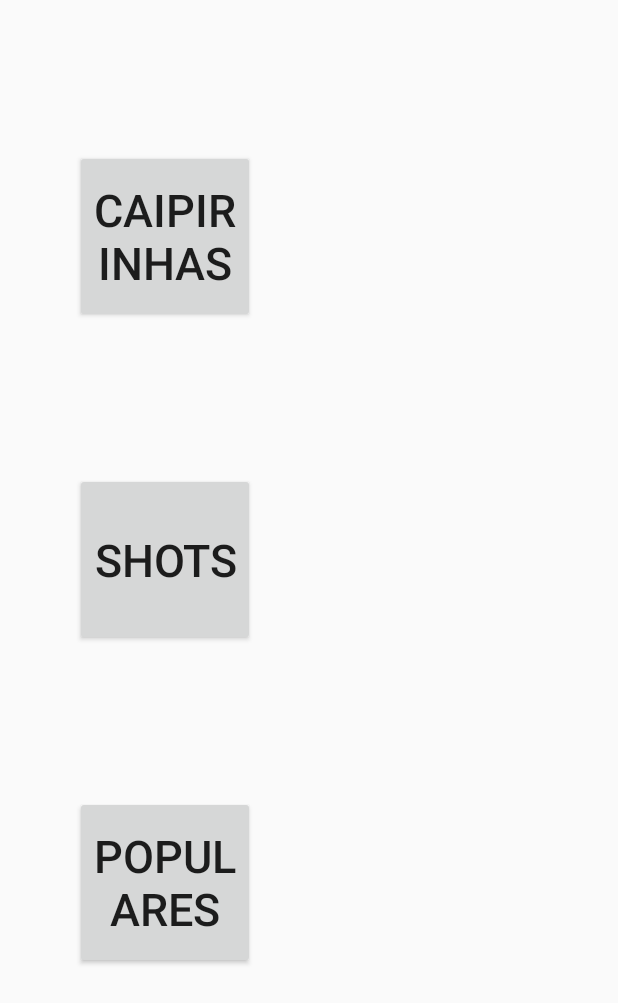
After one commit to tuioliveira/DrinkEz, an Android app built with Jetpack Compose: the layout activity_drinkk.xml on its own in the app's theme, with its tools: preview values and no code run, on a phone screen of 412 x 824 dp. The commit adds this screen. Shown: the top 1003 px of the screen. Run offline under Robolectric (Android 15) with nearby library versions, the phone set to English and light mode, and no system bars.

Commit message:
Iniciando segundo layout 'opções'

```diff
--- /dev/null
+++ b/app/src/main/res/layout/activity_drinkk.xml
@@ -0,0 +1,35 @@
+<?xml version="1.0" encoding="utf-8"?>
+<LinearLayout xmlns:android="http://schemas.android.com/apk/res/android"
+    android:layout_width="match_parent"
+    android:layout_height="match_parent"
+    android:orientation="vertical">
+
+    <Button
+        android:id="@+id/caipirinhas"
+        android:layout_width="120dp"
+        android:layout_height="115dp"
+        android:layout_marginTop="100dp"
+        android:layout_marginStart="50dp"
+        android:text="@string/caipirinhas"
+        android:textSize="30sp" />
+    <Button
+        android:id="@+id/shots"
+        android:layout_width="120dp"
+        android:layout_height="115dp"
+        android:layout_marginTop="100dp"
+        android:layout_marginStart="50dp"
+        android:text="@string/shots"
+        android:textSize="30sp" />
+
+    <Button
+        android:id="@+id/famous"
+        android:layout_width="120dp"
+        android:layout_height="115dp"
+        android:layout_marginStart="50dp"
+        android:layout_marginTop="100dp"
+        android:text="@string/populares"
+        android:textSize="30sp" />
+
+
+
+</LinearLayout>
--- a/app/src/main/res/values/strings.xml
+++ b/app/src/main/res/values/strings.xml
@@ -1,3 +1,6 @@
 <resources>
     <string name="app_name">Primeiro Aplicativo</string>
+    <string name="caipirinhas">Caipirinhas</string>
+    <string name="shots">Shots</string>
+    <string name="populares">Populares</string>
 </resources>
```
